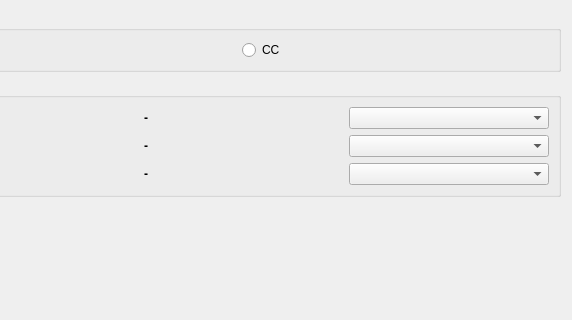
The window that OMOptim/GUI/Widgets/WidgetCCPlot.ui (lmoresco/OpenModelica) describes before a commit, drawn with Qt 5; both pictures show x 95 to 667 and y 0 to 320 of the 667 by 546 pixel window.
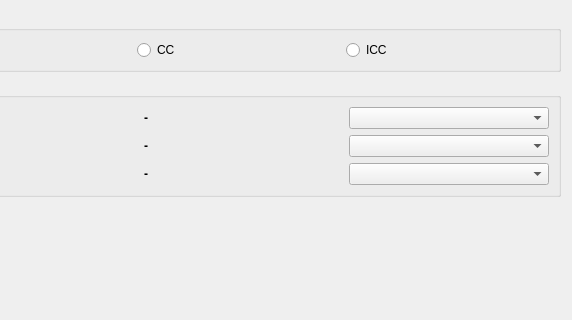
The same window after the commit. Icons and pictures are not drawn.

What changed in the file:
```diff
--- a/OMOptim/GUI/Widgets/WidgetCCPlot.ui
+++ b/OMOptim/GUI/Widgets/WidgetCCPlot.ui
@@ -48,6 +48,13 @@
           </property>
          </widget>
         </item>
+        <item>
+         <widget class="QRadioButton" name="radioICC">
+          <property name="text">
+           <string>ICC</string>
+          </property>
+         </widget>
+        </item>
        </layout>
       </widget>
      </item>
```
Left out of the diff: 2 changed lines with no effect on the pictures.
